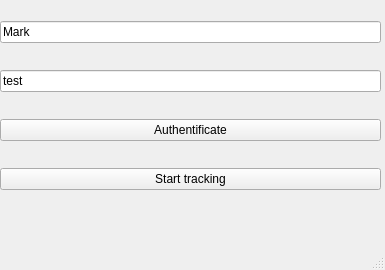
First picture: the form in src/tracker/clients/meego/ui/mainwindow.ui, repository OSLL/geo2tag, before the edit.
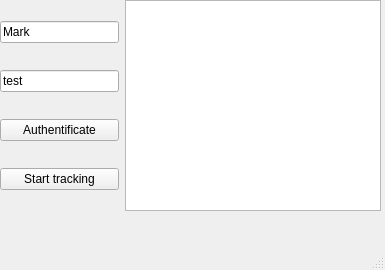
Second picture: the form after the edit.

```diff
--- a/src/tracker/clients/meego/ui/mainwindow.ui
+++ b/src/tracker/clients/meego/ui/mainwindow.ui
@@ -10,6 +10,12 @@
     <height>270</height>
    </rect>
   </property>
+  <property name="sizePolicy">
+   <sizepolicy hsizetype="Preferred" vsizetype="Preferred">
+    <horstretch>0</horstretch>
+    <verstretch>0</verstretch>
+   </sizepolicy>
+  </property>
   <property name="windowTitle">
    <string>MainWindow</string>
   </property>
@@ -56,6 +62,13 @@
        </item>
       </layout>
      </item>
+     <item>
+      <widget class="QTextEdit" name="log_edit">
+       <property name="readOnly">
+        <bool>false</bool>
+       </property>
+      </widget>
+     </item>
     </layout>
    </widget>
   </widget>
```
